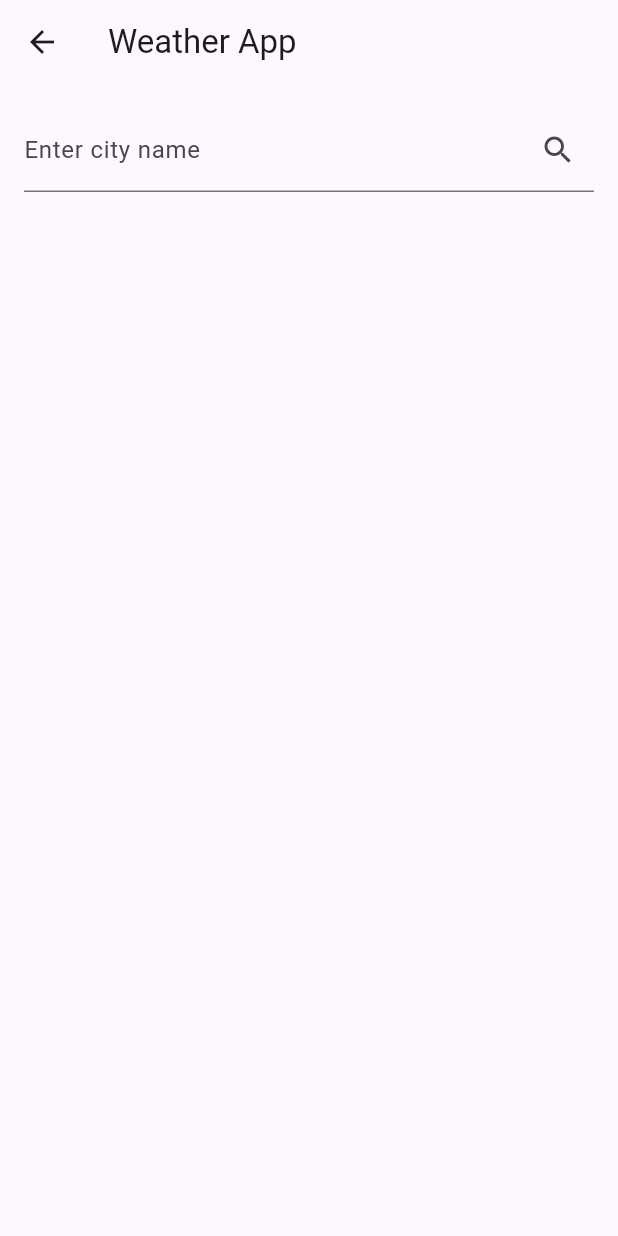
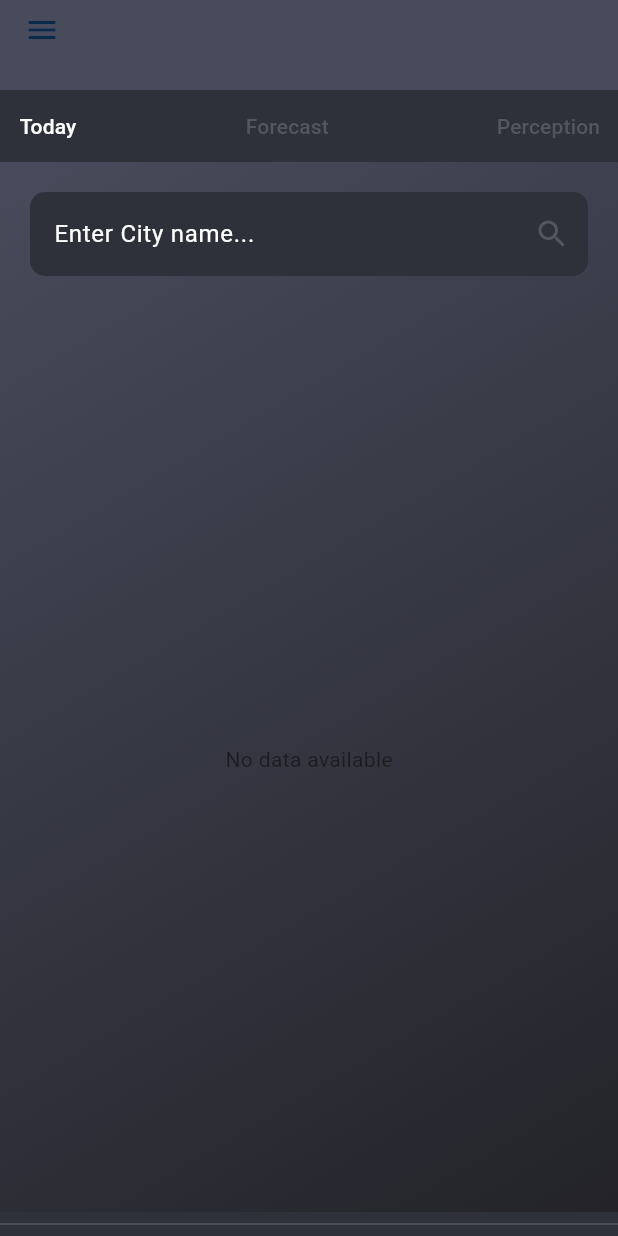
Before and after one commit to enusiraw/meteomuse, a Flutter app: the WeatherScreen screen opened by its route, on a phone screen of 412 x 824 dp. Run offline on Flutter 3.47's test engine with Material 3 defaults, Android fonts, the phone set to English and light mode, and no system bars; our stand-ins replace flutter_screenutil, flutter_spinkit, geocoding, geolocator, google_fonts; statements that could not run were skipped.

Commit message:
includes foder added

```diff
--- /dev/null
+++ b/lib/includes/colors.dart
@@ -0,0 +1,16 @@
+import 'package:flutter/material.dart';
+
+class MyColors {
+  static Color primaryColorBg = const Color.fromARGB(255, 35, 35, 41);
+  static Color primaryColor = const Color.fromARGB(255, 47, 49, 58);
+  static Color secondaryColor = const Color.fromARGB(255, 44, 45, 61);
+  static Color backgroungPrimary = const Color.fromARGB(255, 72, 75, 91);
+  static Color darkercolor = const Color.fromARGB(255, 28, 27, 27);
+  static Color textColorwhite = const Color.fromARGB(255, 10, 42, 75);
+  static Color lighttextcolor = const Color.fromARGB(255, 84, 87, 96);
+  static  LinearGradient linearGradient = LinearGradient(
+    colors: [Color.fromARGB(255, 72, 75, 91),  Color.fromARGB(255, 35, 35, 41)],
+    begin: Alignment.topLeft,
+    end: Alignment.bottomRight,
+  );
+}
--- a/lib/pages/home.dart
+++ b/lib/pages/home.dart
@@ -1,87 +1,144 @@
 import 'package:flutter/material.dart';
+import 'package:flutter_screenutil/flutter_screenutil.dart';
+import 'package:google_fonts/google_fonts.dart';
+import 'package:meteomuse/includes/colors.dart';
 import 'package:meteomuse/model/weatherModel.dart';
+import 'package:meteomuse/pages/forecast.dart';
+import 'package:meteomuse/pages/perception.dart';
+import 'package:meteomuse/pages/today.dart';
+import 'package:meteomuse/services/location_service.dart';
 import 'package:meteomuse/services/weather_service.dart';
 import 'package:provider/provider.dart';
 
+class WeatherScreen extends StatefulWidget {
+  @override
+  _WeatherScreenState createState() => _WeatherScreenState();
+}
 
-class WeatherScreen extends StatelessWidget {
+class _WeatherScreenState extends State<WeatherScreen> {
   final TextEditingController _controller = TextEditingController();
+  late LocationService _locationService;
+  int _selectedIndex = 0;
+
+  @override
+  void initState() {
+    super.initState();
+    _locationService = Provider.of<LocationService>(context, listen: false);
+    _initializeLocationService();
+  }
+
+  void _initializeLocationService() async {
+    await _locationService.checkAndRequestLocation(context);
+  }
 
   @override
   Widget build(BuildContext context) {
     final weatherService = Provider.of<WeatherService>(context);
 
-    return Scaffold(
-      appBar: AppBar(
-        title: Text('Weather App'),
-      ),
-      body: Padding(
-        padding: const EdgeInsets.all(16.0),
-        child: Column(
-          children: [
-            TextField(
-              controller: _controller,
-              decoration: InputDecoration(
-                labelText: 'Enter city name',
-                suffixIcon: IconButton(
-                  icon: Icon(Icons.search),
-                  onPressed: () {
-                    weatherService.fetchWeather(_controller.text);
-                  },
-                ),
+    return ChangeNotifierProvider(
+      create: (_) => _locationService,
+      child: Scaffold(
+        backgroundColor: MyColors.primaryColor,
+        appBar: PreferredSize(
+          preferredSize: const Size.fromHeight(60.0),
+          child: AppBar(
+            toolbarHeight: 40.0,
+            title: Center(
+              child: Column(
+                mainAxisSize: MainAxisSize.min,
+                children: [
+                  Text(
+                    ' ${LocationService.currentAddress}',
+                    style: GoogleFonts.lato(fontSize: 16, color: Colors.white),
+                  ),
+                ],
               ),
             ),
-            SizedBox(height: 20),
-            if (weatherService.currentWeather != null)
-              WeatherInfo(weather: weatherService.currentWeather!),
+            backgroundColor: MyColors.backgroungPrimary,
+            leading: Builder(
+              builder: (context) => IconButton(
+                icon: Icon(
+                  Icons.menu,
+                  color: MyColors.textColorwhite,
+                ),
+                onPressed: () {
+                  Scaffold.of(context).openDrawer();
+                },
+                tooltip: MaterialLocalizations.of(context).openAppDrawerTooltip,
+              ),
+            ),
+          ),
+        ),
+        body: Column(
+          children: [
+            Row(
+              mainAxisAlignment: MainAxisAlignment.spaceBetween,
+              crossAxisAlignment: CrossAxisAlignment.start,
+              children: [
+                TextButton(
+                  onPressed: () {
+                    setState(() {
+                      _selectedIndex = 0;
+                    });
+                  },
+                  child: Text(
+                    "Today",
+                    style: TextStyle(
+                      color: _selectedIndex == 0 ? Colors.white : MyColors.lighttextcolor,
+                    ),
+                  ),
+                ),
+                TextButton(
+                  onPressed: () {
+                    setState(() {
+                      _selectedIndex = 1;
+                    });
+                  },
+                  child: Text(
+                    "Forecast",
+                    style: TextStyle(
+                      color: _selectedIndex == 1 ? Colors.white : MyColors.lighttextcolor,
+                    ),
+                  ),
+                ),
+                TextButton(
+                  onPressed: () {
+                    setState(() {
+                      _selectedIndex = 2;
+                    });
+                  },
+                  child: Text(
+                    "Perception",
+                    style: TextStyle(
+                      color: _selectedIndex == 2 ? Colors.white : MyColors.lighttextcolor,
+                    ),
+                  ),
+                ),
+              ],
+            ),
+            Expanded(
+              child: _buildPageContent(),
+            ),
+            Divider(
+              color: MyColors.lighttextcolor,
+              thickness: 1.0,
+            ),
           ],
         ),
       ),
     );
   }
-}
 
-class WeatherInfo extends StatelessWidget {
-  final WeatherModel weather;
-
-  WeatherInfo({required this.weather});
-
-  @override
-  Widget build(BuildContext context) {
-    return Column(
-      children: [
-        Text(
-          weather.cityName,
-          style: TextStyle(fontSize: 32, fontWeight: FontWeight.bold),
-        ),
-        Text(
-          weather.description,
-          style: TextStyle(fontSize: 24),
-        ),
-        Text(
-          '${weather.temperature}°C',
-          style: TextStyle(fontSize: 24),
-        ),
-        SizedBox(height: 20),
-        Row(
-          mainAxisAlignment: MainAxisAlignment.spaceBetween,
-          children: [
-            Column(
-              children: [
-                Text('Feels Like'),
-                Text('${weather.feelsLike}°C'),
-              ],
-            ),
-            Column(
-              children: [
-                Text('Wind Speed'),
-                Text('${weather.windSpeed} m/s'),
-              ],
-            ),
-          ],
-        ),
-        // Add more weather details here
-      ],
-    );
+  Widget _buildPageContent() {
+    switch (_selectedIndex) {
+      case 0:
+        return Today(); // Replace with your widget for "Today"
+      case 1:
+        return ForecastPage(); // Replace with your widget for "Forecast"
+      case 2:
+        return PerceptionPage(); // Replace with your widget for "Perception"
+      default:
+        return Container(); // Default empty container if something goes wrong
+    }
   }
 }
--- a/lib/pages/intro_page.dart
+++ b/lib/pages/intro_page.dart
@@ -59,7 +59,7 @@ class _IntroScreenState extends State<IntroScreen> with SingleTickerProviderStat
         curve: Curves.easeInOut,
       );
     } else {
-      Navigator.pushReplacementNamed(context, '/home'); // Navigate to home
+      Navigator.pushReplacementNamed(context, '/loading'); // Navigate to home
     }
   }
 
--- a/lib/services/weather_service.dart
+++ b/lib/services/weather_service.dart
@@ -3,6 +3,7 @@ import 'package:flutter/material.dart';
 import 'package:http/http.dart' as http;
 import 'package:meteomuse/model/weatherModel.dart';
 
+const apiKey = '15b49dd4bab62fca48a75d63662f7b37';
 
 class WeatherService with ChangeNotifier {
   WeatherModel? _currentWeather;
@@ -10,13 +11,14 @@ class WeatherService with ChangeNotifier {
   WeatherModel? get currentWeather => _currentWeather;
 
   Future<void> fetchWeather(String city) async {
-    const apiKey = '15b49dd4bab62fca48a75d63662f7b37';
-    final url = 'https://api.openweathermap.org/data/2.5/weather?q=$city&units=metric&appid=$apiKey';
+    final url =
+        'https://api.openweathermap.org/data/2.5/weather?q=$city&units=metric&appid=$apiKey';
 
     try {
       final response = await http.get(Uri.parse(url));
       if (response.statusCode == 200) {
         final data = jsonDecode(response.body);
+        print('API Response: $data');
         _currentWeather = WeatherModel.fromJson(data);
         notifyListeners();
       } else {
--- a/pubspec.yaml
+++ b/pubspec.yaml
@@ -43,6 +43,10 @@ dependencies:
   geolocator: ^13.0.1
   geocoding: ^3.0.0
   provider: ^6.1.2
+  google_fonts: ^6.2.1
+  flutter_spinkit: ^5.2.1
+  dotted_separator: ^1.0.6
+
 
 dev_dependencies:
   flutter_test:
```
Also changed, not shown: lib/includes/dotline.dart (added, +29 -0 lines), lib/main.dart (+13 -2 lines), lib/model/weatherModel.dart (+25 -3 lines), lib/pages/forecast.dart (added, +15 -0 lines), lib/pages/perception.dart (added, +15 -0 lines), pubspec.lock, 5 other files.
